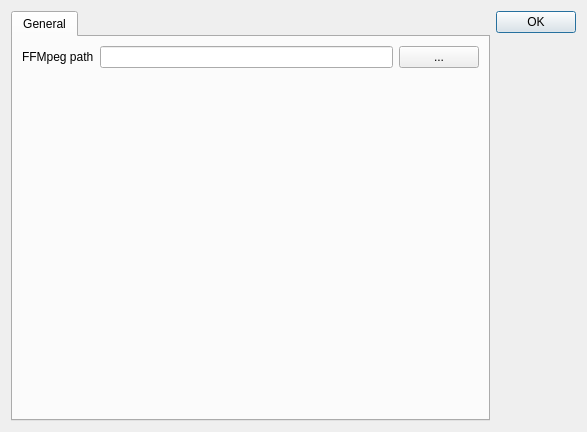
Above: PyVideoEditor/Settings.ui from utak3r/PyVideoEditor before the change. Below: the same form after it.
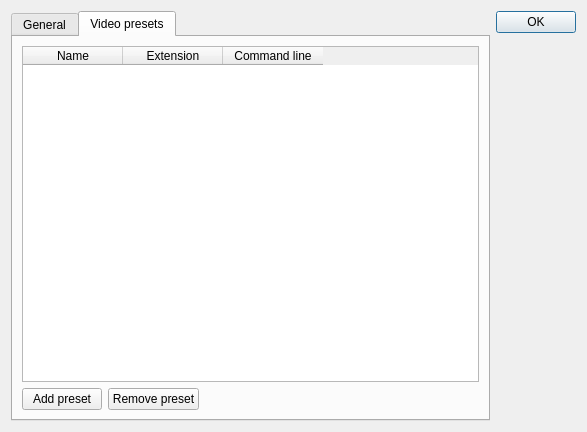
That is the form after the change.

Commit message: Editing video presets and storing them in settings

```diff
--- a/PyVideoEditor/Settings.ui
+++ b/PyVideoEditor/Settings.ui
@@ -19,7 +19,7 @@
      <item>
       <widget class="QTabWidget" name="tabWidget">
        <property name="currentIndex">
-        <number>0</number>
+        <number>1</number>
        </property>
        <widget class="QWidget" name="tabGeneral">
         <attribute name="title">
@@ -62,6 +62,72 @@
          </item>
         </layout>
        </widget>
+       <widget class="QWidget" name="tabVideoPresets">
+        <attribute name="title">
+         <string>Video presets</string>
+        </attribute>
+        <layout class="QVBoxLayout" name="verticalLayout_4">
+         <item>
+          <widget class="QTableWidget" name="presetsTable">
+           <property name="sizeAdjustPolicy">
+            <enum>QAbstractScrollArea::AdjustToContents</enum>
+           </property>
+           <column>
+            <property name="text">
+             <string>Name</string>
+            </property>
+           </column>
+           <column>
+            <property name="text">
+             <string>Extension</string>
+            </property>
+           </column>
+           <column>
+            <property name="text">
+             <string>Command line</string>
+            </property>
+           </column>
+          </widget>
+         </item>
+         <item>
+          <layout class="QHBoxLayout" name="horizontalLayout_3">
+           <item>
+            <widget class="QPushButton" name="btnAddPreset">
+             <property name="text">
+              <string>Add preset</string>
+             </property>
+            </widget>
+           </item>
+           <item>
+            <widget class="QPushButton" name="btnRemovePreset">
+             <property name="sizePolicy">
+              <sizepolicy hsizetype="Minimum" vsizetype="Fixed">
+               <horstretch>0</horstretch>
+               <verstretch>0</verstretch>
+              </sizepolicy>
+             </property>
+             <property name="text">
+              <string>Remove preset</string>
+             </property>
+            </widget>
+           </item>
+           <item>
+            <spacer name="horizontalSpacer">
+             <property name="orientation">
+              <enum>Qt::Horizontal</enum>
+             </property>
+             <property name="sizeHint" stdset="0">
+              <size>
+               <width>40</width>
+               <height>20</height>
+              </size>
+             </property>
+            </spacer>
+           </item>
+          </layout>
+         </item>
+        </layout>
+       </widget>
       </widget>
      </item>
      <item>
```
The commit also changes 3 other files.
